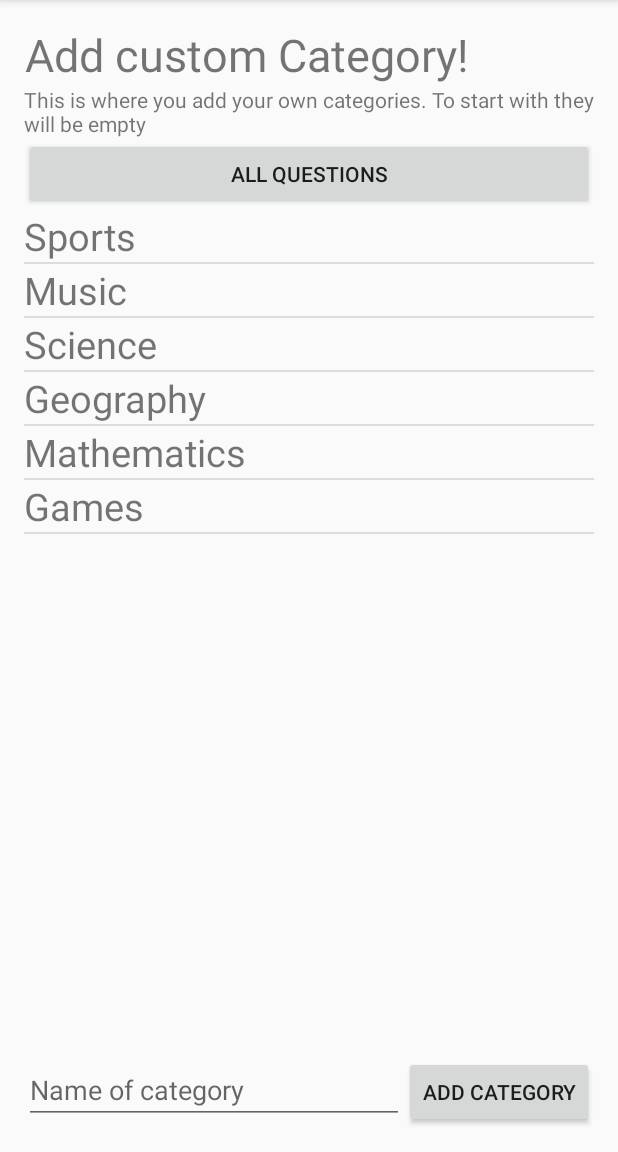
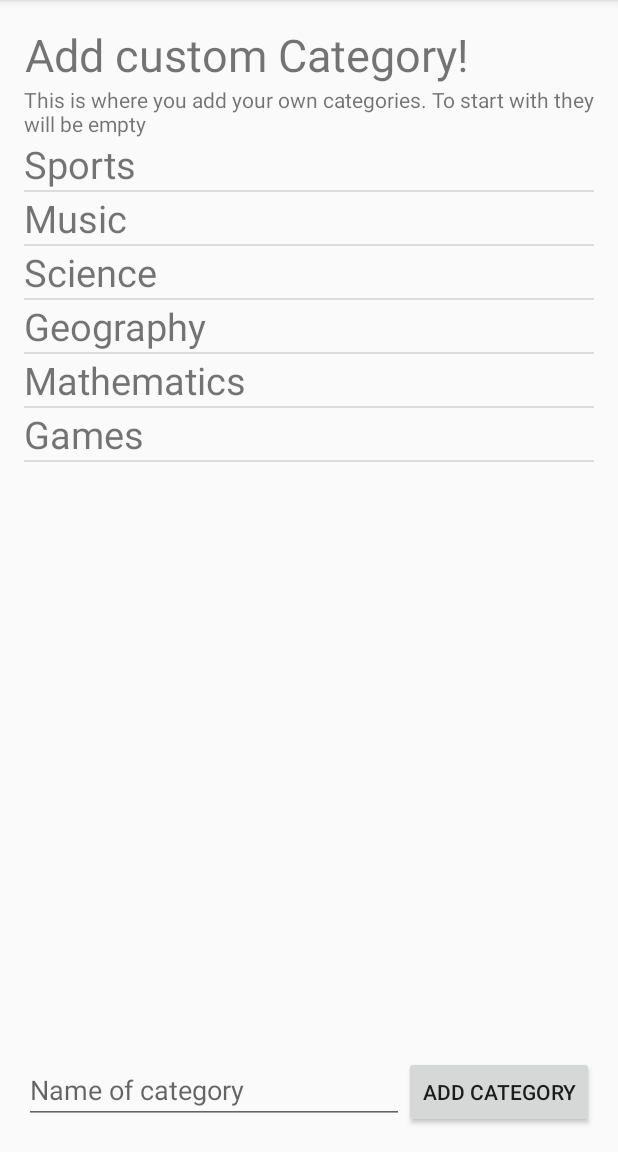
Before and after one commit to OlegBottiger/AndroidProject_QuizApp_Game, an Android app: the CustomCategoryActivity screen opened directly, with no data from a screen before it, on a phone screen of 412 x 824 dp, the part 84-1236 px from its top. Run offline under Robolectric (Android 15) with nearby library versions, the phone set to English and light mode, and no system bars.

Commit message:
deleted a button in CustomCategory

```diff
--- a/app/src/main/java/com/example/iths/asobi/GameActivity.java
+++ b/app/src/main/java/com/example/iths/asobi/GameActivity.java
@@ -7,6 +7,7 @@ import android.net.Uri;
 import android.os.CountDownTimer;
 import android.support.v7.app.AppCompatActivity;
 import android.os.Bundle;
+import android.util.Log;
 import android.view.Menu;
 import android.view.MenuItem;
 import android.view.View;
--- a/app/src/main/res/layout/activity_custom_category.xml
+++ b/app/src/main/res/layout/activity_custom_category.xml
@@ -23,11 +23,6 @@
         android:layout_width="wrap_content"
         android:layout_height="wrap_content"
         android:text="This is where you add your own categories. To start with they will be empty"/>
-    <Button
-        android:layout_width="match_parent"
-        android:layout_height="wrap_content"
-        android:text="@string/all_questions"
-        android:onClick="goToQuestions"/>
 
     <ListView
         android:id="@+id/list_of_categories"
```
Also changed, not shown: app/src/main/java/com/example/iths/asobi/CustomCategoryActivity.java (+0 -10 lines).
